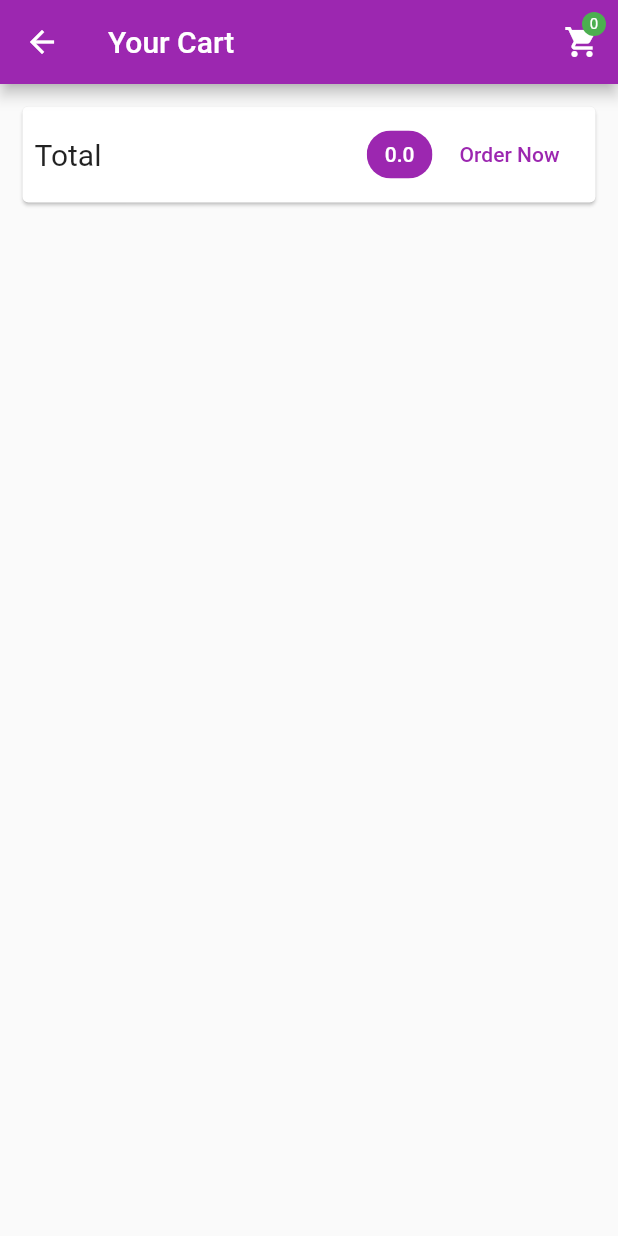
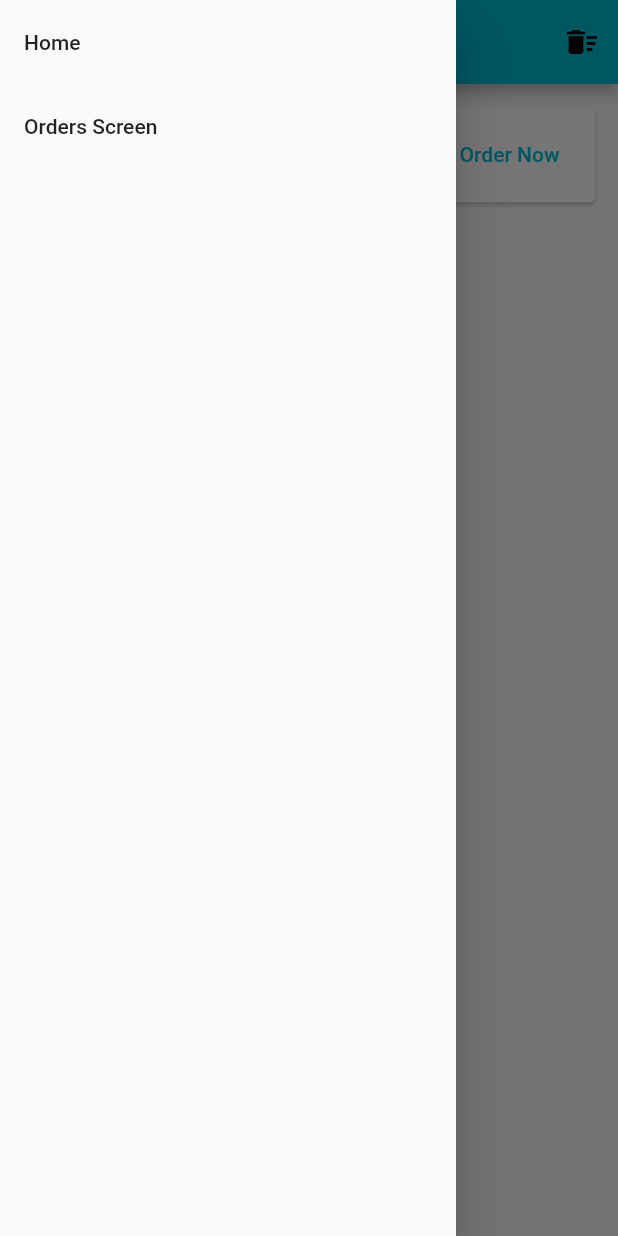
Before and after one commit to cyx977/srShop, a Flutter app: the CartDetailScreen screen opened by its route, with the side drawer open (before the commit the screen has no drawer), on a phone screen of 412 x 824 dp. Run offline on Flutter 3.47's test engine with Material 2 defaults, Android fonts, the phone set to English and light mode, and no system bars; network calls fail.

Commit message:
order screen, order provider and drawer tested

```diff
--- a/lib/providers/cart_provider.dart
+++ b/lib/providers/cart_provider.dart
@@ -14,6 +14,11 @@ class CartProvider extends ChangeNotifier {
   }
 
   int get itemCount => _items.length;
+
+  void clear() {
+    _items = {};
+    notifyListeners();
+  }
 
   double get getTotal {
     double total = 0;
--- a/lib/providers/order_provider.dart
+++ b/lib/providers/order_provider.dart
@@ -6,7 +6,7 @@ class OrderProvider with ChangeNotifier {
   List<OrderItem> _orders = [];
   List<OrderItem> get orders => [..._orders];
 
-  void addOrder(List<CartItem> cartItems, double total) {
+  void addOrder({@required List<CartItem> cartItems, @required double total}) {
     _orders.insert(
       0,
       OrderItem(
@@ -16,5 +16,9 @@ class OrderProvider with ChangeNotifier {
         products: cartItems,
       ),
     );
+    print(_orders[0].amount);
+    notifyListeners();
   }
+
+  int get orderCount => _orders.length;
 }
--- a/lib/screens/cart_detail_screen.dart
+++ b/lib/screens/cart_detail_screen.dart
@@ -1,18 +1,27 @@
 import 'package:flutter/material.dart';
 import 'package:provider/provider.dart';
 import 'package:srShop/providers/cart_provider.dart';
-import 'package:srShop/widgets/badge_builder.dart';
+import 'package:srShop/providers/order_provider.dart';
 import 'package:srShop/widgets/cart_item.dart';
+import 'package:srShop/widgets/drawer_widget.dart';
 
 class CartDetailScreen extends StatelessWidget {
   static const String route = "/cart-detail";
   @override
   Widget build(BuildContext context) {
     return Scaffold(
+      drawer: DrawerBuilder(),
       appBar: AppBar(
         title: Text("Your Cart"),
         actions: [
-          BadgeBuilder(),
+          IconButton(
+            icon: Icon(
+              Icons.delete_sweep,
+            ),
+            onPressed: () {
+              Provider.of<CartProvider>(context, listen: false).clear();
+            },
+          ),
         ],
       ),
       body: Column(
@@ -45,10 +54,28 @@ class CartDetailScreen extends StatelessWidget {
                       },
                     ),
                   ),
-                  FlatButton(
-                    child: Text("Order Now"),
-                    onPressed: () {},
-                    textColor: Theme.of(context).primaryColor,
+                  Consumer<OrderProvider>(
+                    builder: (context, order, child) {
+                      return Consumer<CartProvider>(
+                        builder: (context, cart, child) {
+                          return FlatButton(
+                            child: Text("Order Now"),
+                            onPressed: () {
+                              if (cart.getTotal > 0) {
+                                order.addOrder(
+                                  cartItems: cart.items.values.toList(),
+                                  total: cart.getTotal,
+                                );
+                                cart.clear();
+                              } else {
+                                print("cart empty");
+                              }
+                            },
+                            textColor: Theme.of(context).primaryColor,
+                          );
+                        },
+                      );
+                    },
                   )
                 ],
               ),
--- a/lib/screens/product_detail_screen.dart
+++ b/lib/screens/product_detail_screen.dart
@@ -1,6 +1,7 @@
 import 'package:flutter/material.dart';
 import 'package:provider/provider.dart';
 import 'package:srShop/providers/product_provider.dart';
+import 'package:srShop/widgets/drawer_widget.dart';
 import '../providers/products_provider.dart';
 
 class ProductDetailScreen extends StatelessWidget {
@@ -12,6 +13,7 @@ class ProductDetailScreen extends StatelessWidget {
     var providerData = Provider.of<ProductsProvider>(context, listen: false);
     ProductProvider product = providerData.findById(productId);
     return Scaffold(
+      drawer: DrawerBuilder(),
       appBar: AppBar(
         title: Text(product.title),
       ),
--- a/lib/screens/products_overview_screen.dart
+++ b/lib/screens/products_overview_screen.dart
@@ -1,5 +1,6 @@
 import 'package:flutter/material.dart';
 import 'package:srShop/widgets/badge_builder.dart';
+import 'package:srShop/widgets/drawer_widget.dart';
 import '../widgets/products_grid.dart';
 
 enum FilterOptions {
@@ -19,7 +20,7 @@ class _ProductsOverviewScreenState extends State<ProductsOverviewScreen> {
   @override
   Widget build(BuildContext context) {
     return Scaffold(
-      drawer: Drawer(),
+      drawer: DrawerBuilder(),
       appBar: AppBar(
         title: Text("Casual"),
         actions: <Widget>[
--- /dev/null
+++ b/lib/widgets/drawer_widget.dart
@@ -0,0 +1,34 @@
+import 'package:flutter/material.dart';
+import 'package:srShop/screens/order_screen.dart';
+import 'package:srShop/screens/products_overview_screen.dart';
+
+class DrawerBuilder extends StatelessWidget {
+  @override
+  Widget build(BuildContext context) {
+    return Drawer(
+      child: SafeArea(
+        child: Column(
+          children: [
+            GestureDetector(
+              onTap: () {
+                Navigator.pushReplacementNamed(
+                    context, ProductsOverviewScreen.route);
+              },
+              child: ListTile(
+                title: Text("Home"),
+              ),
+            ),
+            GestureDetector(
+              onTap: () {
+                Navigator.pushReplacementNamed(context, OrderScreen.route);
+              },
+              child: ListTile(
+                title: Text("Orders Screen"),
+              ),
+            ),
+          ],
+        ),
+      ),
+    );
+  }
+}
```
Also changed, not shown: ggg.dart (+7 -6 lines), lib/main.dart (+10 -3 lines), lib/screens/order_screen.dart (added, +27 -0 lines), lib/widgets/badge_builder.dart (+13 -5 lines), lib/widgets/product_item.dart (+25 -3 lines).
